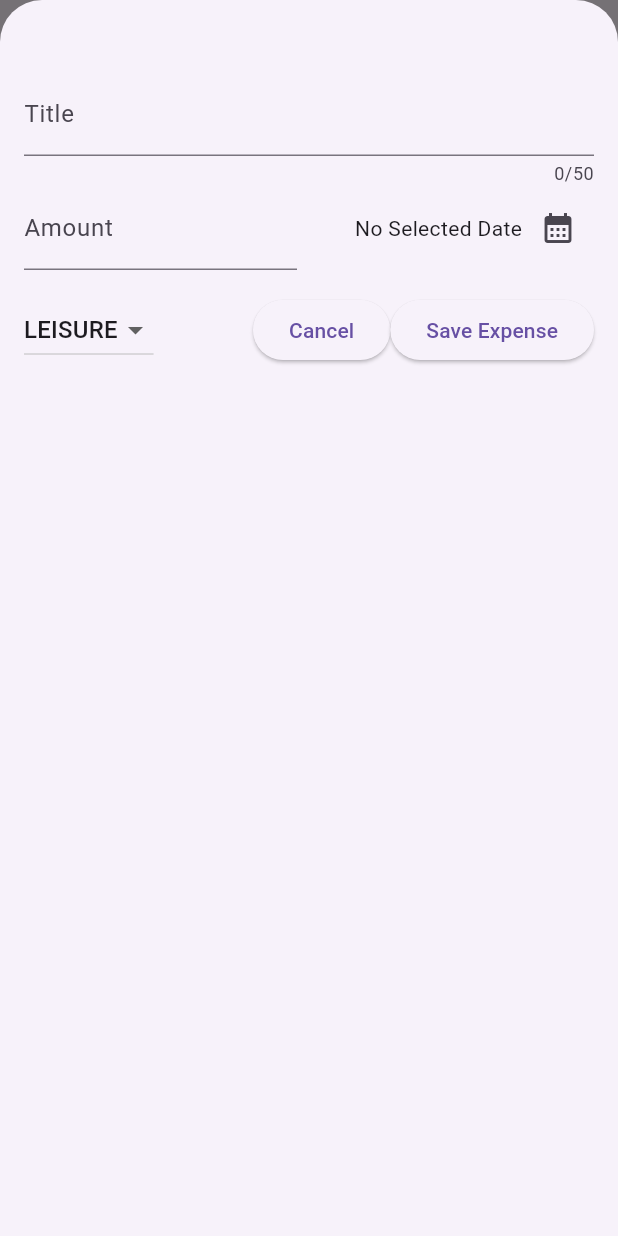
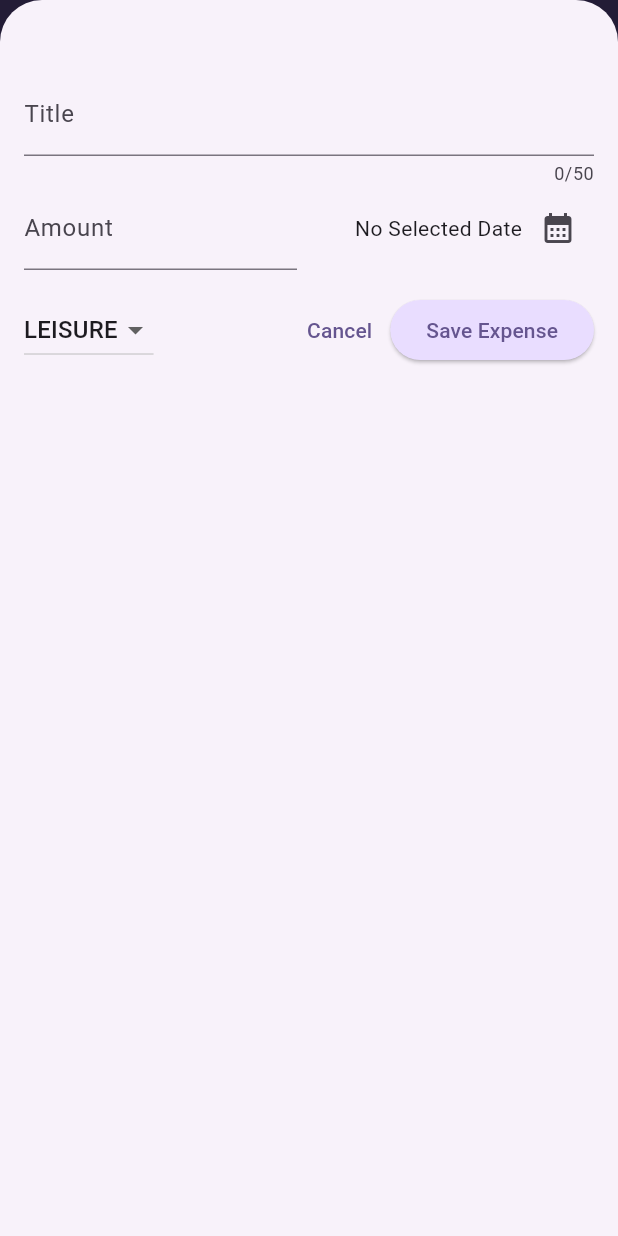
Before and after one commit to vishal-sah/expense_tracker, a Flutter app: the screen it shows after launch, after a tap on the "add" icon, on a phone screen of 412 x 824 dp. Run offline on Flutter 3.47's test engine with Material 3 defaults, Android fonts, the phone set to English and light mode, and no system bars.

Commit message:
Add UI improvements and bug fixes

```diff
--- a/lib/main.dart
+++ b/lib/main.dart
@@ -1,10 +1,66 @@
 import 'package:expense_tracker/widgets/expenses.dart';
 import 'package:flutter/material.dart';
 
+var kColorScheme = ColorScheme.fromSeed(
+  seedColor: const Color.fromARGB(255, 96, 59, 181),
+);
+
+var kDarkColorScheme = ColorScheme.fromSeed(
+  brightness: Brightness.dark,
+  seedColor: const Color.fromARGB(255, 5, 99, 125),
+);
+
 void main() {
   runApp(
-    const MaterialApp(
-      home: Expenses(),
+    MaterialApp(
+      darkTheme: ThemeData.dark().copyWith(
+        colorScheme: kDarkColorScheme,
+        appBarTheme: const AppBarTheme().copyWith(
+          backgroundColor: kDarkColorScheme.onPrimaryContainer,
+          foregroundColor: kDarkColorScheme.primaryContainer,
+        ),
+        cardTheme: const CardTheme().copyWith(
+          color: kDarkColorScheme.secondaryContainer,
+          margin: const EdgeInsets.symmetric(horizontal: 16, vertical: 8),
+        ),
+        elevatedButtonTheme: ElevatedButtonThemeData(
+          style: ElevatedButton.styleFrom(
+            backgroundColor: kDarkColorScheme.primaryContainer,
+          ),
+        ),
+        textTheme: ThemeData.dark().textTheme.copyWith(
+              titleLarge: TextStyle(
+                fontWeight: FontWeight.bold,
+                color: kDarkColorScheme.secondaryContainer,
+                fontSize: 16,
+              ),
+            ),
+      ),
+      theme: ThemeData().copyWith(
+        colorScheme: kColorScheme,
+        appBarTheme: const AppBarTheme().copyWith(
+          backgroundColor: kColorScheme.onPrimaryContainer,
+          foregroundColor: kColorScheme.primaryContainer,
+        ),
+        cardTheme: const CardTheme().copyWith(
+          color: kColorScheme.secondaryContainer,
+          margin: const EdgeInsets.symmetric(horizontal: 16, vertical: 8),
+        ),
+        elevatedButtonTheme: ElevatedButtonThemeData(
+          style: ElevatedButton.styleFrom(
+            backgroundColor: kColorScheme.primaryContainer,
+          ),
+        ),
+        textTheme: ThemeData().textTheme.copyWith(
+              titleLarge: TextStyle(
+                fontWeight: FontWeight.bold,
+                color: kColorScheme.secondaryContainer,
+                fontSize: 16,
+              ),
+            ),
+      ),
+      themeMode: ThemeMode.system,
+      home: const Expenses(),
     ),
   );
 }
--- /dev/null
+++ b/lib/widgets/chart/chart.dart
@@ -0,0 +1,96 @@
+import 'package:expense_tracker/widgets/expenses.dart';
+import 'package:flutter/material.dart';
+
+import 'package:expense_tracker/widgets/chart/chart_bar.dart';
+import 'package:expense_tracker/models/expense.dart';
+
+class Chart extends StatelessWidget {
+  const Chart({super.key, required this.expenses});
+
+  final List<Expense> expenses;
+
+  List<ExpenseBucket> get buckets {
+    return [
+      ExpenseBucket.forCategory(expenses, Category.food),
+      ExpenseBucket.forCategory(expenses, Category.leisure),
+      ExpenseBucket.forCategory(expenses, Category.travel),
+      ExpenseBucket.forCategory(expenses, Category.work),
+    ];
+  }
+
+  double get maxTotalExpense {
+    double maxTotalExpense = 0;
+
+    for (final bucket in buckets) {
+      if (bucket.totalExpenses > maxTotalExpense) {
+        maxTotalExpense = bucket.totalExpenses;
+      }
+    }
+
+    return maxTotalExpense;
+  }
+
+  @override
+  Widget build(BuildContext context) {
+    final isDarkMode =
+        MediaQuery.of(context).platformBrightness == Brightness.dark;
+    return Container(
+      margin: const EdgeInsets.all(16),
+      padding: const EdgeInsets.symmetric(
+        vertical: 16,
+        horizontal: 8,
+      ),
+      width: double.infinity,
+      height: 180,
+      decoration: BoxDecoration(
+        borderRadius: BorderRadius.circular(8),
+        gradient: LinearGradient(
+          colors: [
+            Theme.of(context).colorScheme.primary.withOpacity(0.3),
+            Theme.of(context).colorScheme.primary.withOpacity(0.0)
+          ],
+          begin: Alignment.bottomCenter,
+          end: Alignment.topCenter,
+        ),
+      ),
+      child: Column(
+        children: [
+          Expanded(
+            child: Row(
+              crossAxisAlignment: CrossAxisAlignment.end,
+              children: [
+                for (final bucket in buckets) // alternative to map()
+                  ChartBar(
+                    fill: bucket.totalExpenses == 0
+                        ? 0
+                        : bucket.totalExpenses / maxTotalExpense,
+                  )
+              ],
+            ),
+          ),
+          const SizedBox(height: 12),
+          Row(
+            children: buckets
+                .map(
+                  (bucket) => Expanded(
+                    child: Padding(
+                      padding: const EdgeInsets.symmetric(horizontal: 4),
+                      child: Icon(
+                        categoryIcons[bucket.category],
+                        color: isDarkMode
+                            ? Theme.of(context).colorScheme.secondary
+                            : Theme.of(context)
+                                .colorScheme
+                                .primary
+                                .withOpacity(0.7),
+                      ),
+                    ),
+                  ),
+                )
+                .toList(),
+          )
+        ],
+      ),
+    );
+  }
+}
--- /dev/null
+++ b/lib/widgets/chart/chart_bar.dart
@@ -0,0 +1,34 @@
+import 'package:flutter/material.dart';
+
+class ChartBar extends StatelessWidget {
+  const ChartBar({
+    super.key,
+    required this.fill,
+  });
+
+  final double fill;
+
+  @override
+  Widget build(BuildContext context) {
+    final isDarkMode =
+        MediaQuery.of(context).platformBrightness == Brightness.dark;
+    return Expanded(
+      child: Padding(
+        padding: const EdgeInsets.symmetric(horizontal: 4),
+        child: FractionallySizedBox(
+          heightFactor: fill,
+          child: DecoratedBox(
+            decoration: BoxDecoration(
+              shape: BoxShape.rectangle,
+              borderRadius:
+                  const BorderRadius.vertical(top: Radius.circular(8)),
+              color: isDarkMode
+                  ? Theme.of(context).colorScheme.secondary
+                  : Theme.of(context).colorScheme.primary.withOpacity(0.65),
+            ),
+          ),
+        ),
+      ),
+    );
+  }
+}
--- a/lib/widgets/expenses.dart
+++ b/lib/widgets/expenses.dart
@@ -1,3 +1,4 @@
+import 'package:expense_tracker/widgets/chart/chart.dart';
 import 'package:expense_tracker/widgets/expenses_list/expenses_list.dart';
 import 'package:expense_tracker/models/expense.dart';
 import 'package:expense_tracker/widgets/new_expense.dart';
@@ -84,7 +85,7 @@ class _ExpenseState extends State<Expenses> {
       ),
       body: Column(
         children: [
-          const Text('The chart'),
+          Chart(expenses: _registeredExpenses),
           Expanded(
             child: mainContent,
           ),
@@ -93,3 +94,28 @@ class _ExpenseState extends State<Expenses> {
     );
   }
 }
+
+class ExpenseBucket {
+  const ExpenseBucket({
+    required this.category,
+    required this.expenses,
+  });
+
+  ExpenseBucket.forCategory(List<Expense> allExpenses, this.category)
+      : expenses = allExpenses
+            .where((expense) => expense.category == category)
+            .toList();
+
+  final Category category;
+  final List<Expense> expenses;
+
+  double get totalExpenses {
+    double sum = 0;
+
+    for (final expense in expenses) {
+      sum += expense.amount;
+    }
+
+    return sum;
+  }
+}
--- a/lib/widgets/expenses_list/expense_item.dart
+++ b/lib/widgets/expenses_list/expense_item.dart
@@ -15,12 +15,16 @@ class ExpenseItem extends StatelessWidget {
           vertical: 16,
         ),
         child: Column(
+          crossAxisAlignment: CrossAxisAlignment.start,
           children: [
-            Text(expense.title),
+            Text(
+              expense.title,
+              // style: Theme.of(context).textTheme.titleLarge,
+            ),
             const SizedBox(height: 4),
             Row(
               children: [
-                Text('\$${expense.amount.toStringAsFixed(2)}'),
+                Text('\$ ${expense.amount.toStringAsFixed(2)}'),
                 const Spacer(),
                 Row(
                   children: [
--- a/lib/widgets/expenses_list/expenses_list.dart
+++ b/lib/widgets/expenses_list/expenses_list.dart
@@ -17,6 +17,15 @@ class ExpensesList extends StatelessWidget {
     return ListView.builder(
       itemCount: expenses.length,
       itemBuilder: (ctx, index) => Dismissible(
+        background: Container(
+          color: Theme.of(context).colorScheme.error.withOpacity(0.75),
+          margin: Theme.of(context).cardTheme.margin,
+          child: const Icon(
+            Icons.delete,
+            color: Colors.white,
+            size: 40,
+          ),
+        ),
         key: ValueKey(expenses[index]),
         onDismissed: (direction) {
           onDeleteExpense(expenses[index]);
--- a/lib/widgets/new_expense.dart
+++ b/lib/widgets/new_expense.dart
@@ -124,6 +124,7 @@ class _NewExpenseState extends State<NewExpense> {
                 value: _selectedCategory,
                 items: Category.values
                     .map(
+                      // ignore: non_constant_identifier_names
                       (Category) => DropdownMenuItem(
                         value: Category,
                         child: Text(
@@ -140,7 +141,7 @@ class _NewExpenseState extends State<NewExpense> {
                 },
               ),
               const Spacer(),
-              ElevatedButton(
+              TextButton(
                 onPressed: () {
                   Navigator.pop(context);
                 },
```
